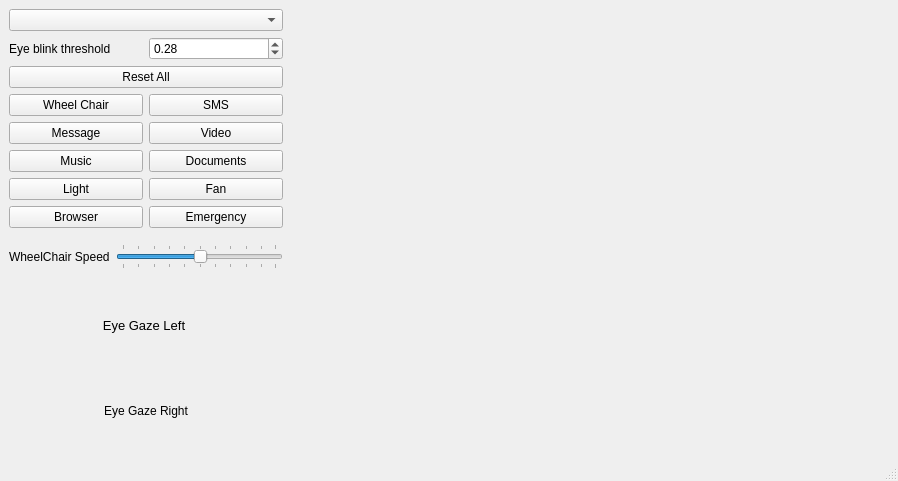
First picture: the form in UI/MainWindow.ui, repository rahatzamancse/EyeTask, before the edit.
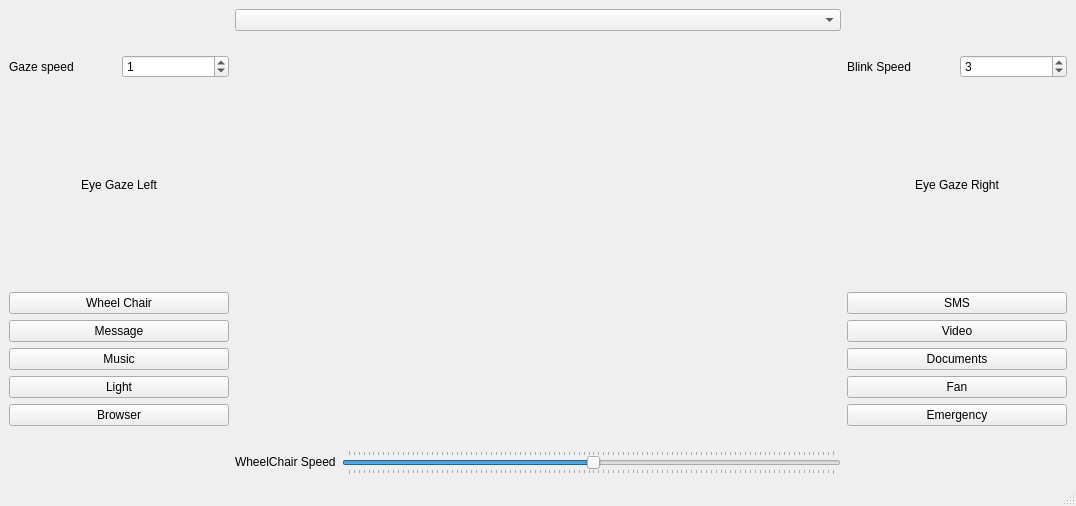
Second picture: the form after the edit.

Commit message: Fixed and completed Head method after adding CNN

The edit to the form file:
```diff
--- a/UI/MainWindow.ui
+++ b/UI/MainWindow.ui
@@ -6,8 +6,8 @@
    <rect>
     <x>0</x>
     <y>0</y>
-    <width>898</width>
-    <height>481</height>
+    <width>1076</width>
+    <height>506</height>
    </rect>
   </property>
   <property name="windowTitle">
@@ -17,63 +17,61 @@
    <string notr="true"/>
   </property>
   <widget class="QWidget" name="centralwidget">
-   <layout class="QVBoxLayout" name="verticalLayout_3">
-    <item>
-     <layout class="QHBoxLayout" name="horizontalLayout_8">
-      <item>
-       <layout class="QVBoxLayout" name="verticalLayout_2">
-        <item>
-         <widget class="QComboBox" name="selectMethodComboBox">
-          <property name="currentText">
-           <string notr="true" extracomment="None"/>
-          </property>
-          <property name="currentIndex">
-           <number>-1</number>
-          </property>
-          <property name="maxVisibleItems">
-           <number>5</number>
-          </property>
-          <property name="insertPolicy">
-           <enum>QComboBox::NoInsert</enum>
-          </property>
-          <property name="frame">
-           <bool>true</bool>
-          </property>
-         </widget>
-        </item>
-        <item>
          <layout class="QHBoxLayout" name="horizontalLayout_5">
           <item>
+     <layout class="QVBoxLayout" name="verticalLayout_4">
+      <item>
+       <layout class="QHBoxLayout" name="horizontalLayout_3">
+        <item>
            <widget class="QLabel" name="label">
+          <property name="maximumSize">
+           <size>
+            <width>16777215</width>
+            <height>16777215</height>
+           </size>
+          </property>
             <property name="text">
-             <string>Eye blink threshold</string>
+           <string>Gaze speed</string>
             </property>
            </widget>
           </item>
           <item>
-           <widget class="QDoubleSpinBox" name="eyeThreshold">
-            <property name="singleStep">
-             <double>0.010000000000000</double>
-            </property>
+         <widget class="QSpinBox" name="gaze_counter_spinbox">
             <property name="value">
-             <double>0.280000000000000</double>
+           <number>1</number>
             </property>
            </widget>
           </item>
          </layout>
         </item>
         <item>
-         <widget class="QPushButton" name="resetButton">
+       <widget class="QLabel" name="left_gaze_label">
+        <property name="minimumSize">
+         <size>
+          <width>220</width>
+          <height>0</height>
+         </size>
+        </property>
+        <property name="maximumSize">
+         <size>
+          <width>16777215</width>
+          <height>110</height>
+         </size>
+        </property>
           <property name="text">
-           <string>Reset All</string>
+         <string>Eye Gaze Left</string>
+        </property>
+        <property name="scaledContents">
+         <bool>true</bool>
+        </property>
+        <property name="alignment">
+         <set>Qt::AlignCenter</set>
           </property>
          </widget>
         </item>
         <item>
          <layout class="QVBoxLayout" name="verticalLayout">
           <item>
-           <layout class="QHBoxLayout" name="horizontalLayout">
-            <item>
              <widget class="QPushButton" name="b1_1">
               <property name="text">
                <string>Wheel Chair</string>
@@ -81,17 +79,6 @@
              </widget>
             </item>
             <item>
-             <widget class="QPushButton" name="b1_2">
-              <property name="text">
-               <string>SMS</string>
-              </property>
-             </widget>
-            </item>
-           </layout>
-          </item>
-          <item>
-           <layout class="QHBoxLayout" name="horizontalLayout_2">
-            <item>
              <widget class="QPushButton" name="b1_3">
               <property name="text">
                <string>Message</string>
@@ -99,17 +86,6 @@
              </widget>
             </item>
             <item>
-             <widget class="QPushButton" name="b2_1">
-              <property name="text">
-               <string>Video</string>
-              </property>
-             </widget>
-            </item>
-           </layout>
-          </item>
-          <item>
-           <layout class="QHBoxLayout" name="horizontalLayout_3">
-            <item>
              <widget class="QPushButton" name="b2_2">
               <property name="text">
                <string>Music</string>
@@ -117,17 +93,6 @@
              </widget>
             </item>
             <item>
-             <widget class="QPushButton" name="b2_3">
-              <property name="text">
-               <string>Documents</string>
-              </property>
-             </widget>
-            </item>
-           </layout>
-          </item>
-          <item>
-           <layout class="QHBoxLayout" name="horizontalLayout_4">
-            <item>
              <widget class="QPushButton" name="b3_1">
               <property name="text">
                <string>Light</string>
@@ -135,44 +100,66 @@
              </widget>
             </item>
             <item>
-             <widget class="QPushButton" name="b3_2">
-              <property name="text">
-               <string>Fan</string>
-              </property>
-             </widget>
-            </item>
-           </layout>
-          </item>
-          <item>
-           <layout class="QHBoxLayout" name="horizontalLayout_7">
-            <item>
              <widget class="QPushButton" name="b4_1">
               <property name="text">
                <string>Browser</string>
               </property>
              </widget>
             </item>
+       </layout>
+      </item>
+     </layout>
+    </item>
             <item>
-             <widget class="QPushButton" name="b4_2">
+     <layout class="QVBoxLayout" name="verticalLayout_3">
+      <item>
+       <widget class="QComboBox" name="selectMethodComboBox">
+        <property name="currentText">
+         <string notr="true" extracomment="None"/>
+        </property>
+        <property name="currentIndex">
+         <number>-1</number>
+        </property>
+        <property name="maxVisibleItems">
+         <number>5</number>
+        </property>
+        <property name="insertPolicy">
+         <enum>QComboBox::NoInsert</enum>
+        </property>
+        <property name="frame">
+         <bool>true</bool>
+        </property>
+       </widget>
+      </item>
+      <item>
+       <widget class="QLabel" name="main_image_label">
+        <property name="enabled">
+         <bool>true</bool>
+        </property>
+        <property name="minimumSize">
+         <size>
+          <width>600</width>
+          <height>400</height>
+         </size>
+        </property>
               <property name="text">
-               <string>Emergency</string>
+         <string/>
+        </property>
+        <property name="margin">
+         <number>5</number>
               </property>
              </widget>
             </item>
-           </layout>
-          </item>
-         </layout>
-        </item>
         <item>
-         <layout class="QHBoxLayout" name="horizontalLayout_6">
-          <property name="topMargin">
-           <number>10</number>
-          </property>
-          <property name="bottomMargin">
-           <number>10</number>
-          </property>
+       <layout class="QHBoxLayout" name="horizontalLayout">
           <item>
            <widget class="QLabel" name="label_2">
+          <property name="sizePolicy">
+           <sizepolicy hsizetype="Fixed" vsizetype="Fixed">
+            <horstretch>0</horstretch>
+            <verstretch>0</verstretch>
+           </sizepolicy>
+          </property>
             <property name="text">
              <string>WheelChair Speed</string>
             </property>
@@ -202,47 +189,40 @@
           </item>
          </layout>
         </item>
+     </layout>
+    </item>
         <item>
-         <widget class="QLabel" name="left_gaze_label">
-          <property name="minimumSize">
-           <size>
-            <width>270</width>
-            <height>0</height>
-           </size>
-          </property>
-          <property name="maximumSize">
-           <size>
-            <width>270</width>
-            <height>16777215</height>
-           </size>
-          </property>
-          <property name="font">
-           <font>
-            <pointsize>10</pointsize>
-            <weight>50</weight>
-            <bold>false</bold>
-           </font>
-          </property>
+     <layout class="QVBoxLayout" name="verticalLayout_5">
+      <item>
+       <layout class="QHBoxLayout" name="horizontalLayout_2">
+        <item>
+         <widget class="QLabel" name="label_3">
           <property name="text">
-           <string>Eye Gaze Left</string>
+           <string>Blink Speed</string>
           </property>
-          <property name="scaledContents">
-           <bool>false</bool>
+         </widget>
+        </item>
+        <item>
+         <widget class="QSpinBox" name="blink_counter_spinbox">
+          <property name="value">
+           <number>3</number>
           </property>
-          <property name="alignment">
-           <set>Qt::AlignCenter</set>
-          </property>
-          <property name="margin">
-           <number>19</number>
-          </property>
          </widget>
+        </item>
+       </layout>
         </item>
         <item>
          <widget class="QLabel" name="right_gaze_label">
           <property name="minimumSize">
            <size>
-            <width>30</width>
-            <height>70</height>
+          <width>220</width>
+          <height>0</height>
+         </size>
+        </property>
+        <property name="maximumSize">
+         <size>
+          <width>16777215</width>
+          <height>110</height>
            </size>
           </property>
           <property name="text">
@@ -253,27 +233,45 @@
           </property>
          </widget>
         </item>
+      <item>
+       <layout class="QVBoxLayout" name="verticalLayout_2">
+        <item>
+         <widget class="QPushButton" name="b1_2">
+          <property name="text">
+           <string>SMS</string>
+          </property>
+         </widget>
+        </item>
+        <item>
+         <widget class="QPushButton" name="b2_1">
+          <property name="text">
+           <string>Video</string>
+          </property>
+         </widget>
+        </item>
+        <item>
+         <widget class="QPushButton" name="b2_3">
+          <property name="text">
+           <string>Documents</string>
+          </property>
+         </widget>
+        </item>
+        <item>
+         <widget class="QPushButton" name="b3_2">
+          <property name="text">
+           <string>Fan</string>
+          </property>
+         </widget>
+        </item>
+        <item>
+         <widget class="QPushButton" name="b4_2">
+          <property name="text">
+           <string>Emergency</string>
+          </property>
+         </widget>
+        </item>
        </layout>
       </item>
-      <item>
-       <widget class="QLabel" name="main_image_label">
-        <property name="enabled">
-         <bool>true</bool>
-        </property>
-        <property name="minimumSize">
-         <size>
-          <width>600</width>
-          <height>300</height>
-         </size>
-        </property>
-        <property name="text">
-         <string/>
-        </property>
-        <property name="margin">
-         <number>5</number>
-        </property>
-       </widget>
-      </item>
      </layout>
     </item>
    </layout>
```
Left out of the diff: 3 changed lines with no effect on the pictures. Lines whose indentation alone changed are shown as unchanged. The commit also changes 17 other files.
